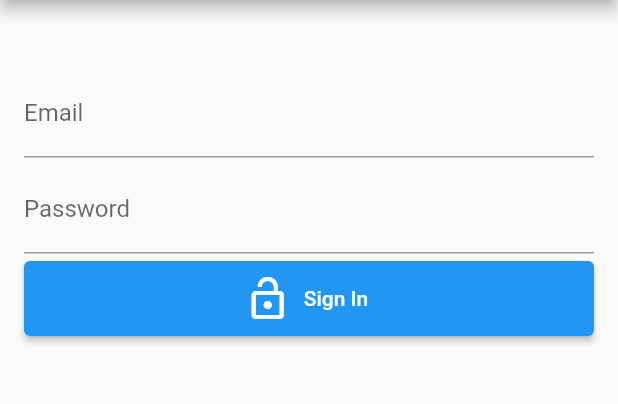
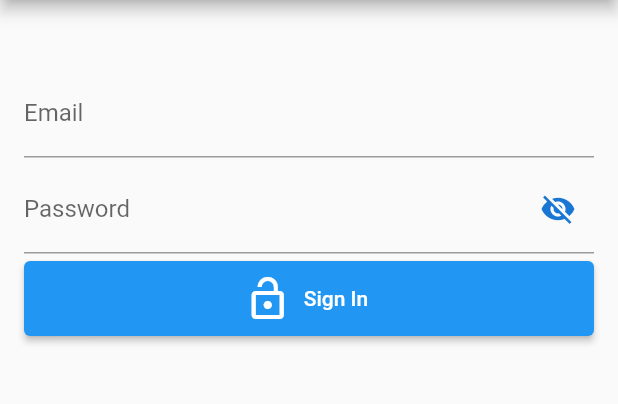
Before and after one commit to jpcorreap/clevelandart-mobile-app, a Flutter app: the screen it shows after launch, after a tap on "Sign In", on a phone screen of 412 x 824 dp, the part 84-488 px from its top. Run offline on Flutter 3.47's test engine with Material 2 defaults, Android fonts, the phone set to English and light mode, and no system bars; our stand-ins replace firebase_auth, firebase_core; accounts and stored records are empty; network calls fail.

Commit message:
Improvement hiding password with a button

```diff
--- a/lib/screens/login.dart
+++ b/lib/screens/login.dart
@@ -7,13 +7,14 @@ class Login extends StatefulWidget {
 }
 
 class _LoginState extends State<Login> {
-  final emailController = TextEditingController();
-  final passwordController = TextEditingController();
+  final _emailController = TextEditingController();
+  final _passwordController = TextEditingController();
+  var _passwordVisible = false;
 
   @override
   void dispose() {
-    emailController.dispose();
-    passwordController.dispose();
+    _emailController.dispose();
+    _passwordController.dispose();
     super.dispose();
   }
 
@@ -27,21 +28,41 @@ class _LoginState extends State<Login> {
               height: 30,
             ),
             TextField(
-              controller: emailController,
+              controller: _emailController,
               textInputAction: TextInputAction.next,
               decoration: const InputDecoration(labelText: "Email"),
             ),
             const SizedBox(height: 5),
-            TextField(
-              controller: passwordController,
-              textInputAction: TextInputAction.next,
-              decoration: const InputDecoration(labelText: "Password"),
+            TextFormField(
+              keyboardType: TextInputType.text,
+              controller: _passwordController,
+              obscureText:
+                  !_passwordVisible, //This will obscure text dynamically
+              decoration: InputDecoration(
+                labelText: 'Password',
+                hintText: 'Enter your password',
+                // Here is key idea
+                suffixIcon: IconButton(
+                  icon: Icon(
+                    // Based on passwordVisible state choose the icon
+                    _passwordVisible ? Icons.visibility : Icons.visibility_off,
+                    color: Theme.of(context).primaryColorDark,
+                  ),
+                  onPressed: () {
+                    // Update the state i.e. toogle the state of passwordVisible variable
+                    setState(() {
+                      _passwordVisible = !_passwordVisible;
+                    });
+                  },
+                ),
+              ),
             ),
             const SizedBox(height: 5),
             ElevatedButton.icon(
-              style: ElevatedButton.styleFrom(minimumSize: Size.fromHeight(50)),
-              icon: Icon(Icons.lock_open, size: 32),
-              label: Text("Sign In"),
+              style: ElevatedButton.styleFrom(
+                  minimumSize: const Size.fromHeight(50)),
+              icon: const Icon(Icons.lock_open, size: 32),
+              label: const Text("Sign In"),
               onPressed: signIn,
             )
           ],
@@ -51,8 +72,8 @@ class _LoginState extends State<Login> {
   Future signIn() async {
     try {
       await FirebaseAuth.instance.signInWithEmailAndPassword(
-          email: emailController.text.trim(),
-          password: passwordController.text.trim());
+          email: _emailController.text.trim(),
+          password: _passwordController.text.trim());
     } catch (e) {
       print(e);
     }
```
